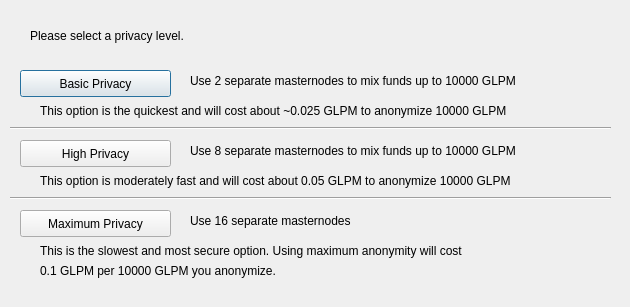
Qt form src/qt/forms/obfuscationconfig.ui (MCLXI/placeholder) before a commit.
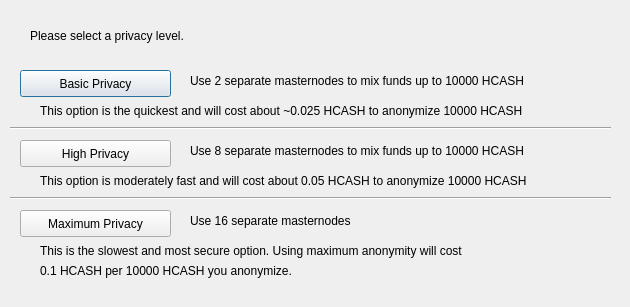
The same form after that commit.

```diff
--- a/src/qt/forms/obfuscationconfig.ui
+++ b/src/qt/forms/obfuscationconfig.ui
@@ -75,7 +75,7 @@
     </rect>
    </property>
    <property name="text">
-    <string>Use 2 separate masternodes to mix funds up to 10000 GLPM</string>
+    <string>Use 2 separate masternodes to mix funds up to 10000 HCASH</string>
    </property>
   </widget>
   <widget class="QLabel" name="label_3">
@@ -88,7 +88,7 @@
     </rect>
    </property>
    <property name="text">
-    <string>Use 8 separate masternodes to mix funds up to 10000 GLPM</string>
+    <string>Use 8 separate masternodes to mix funds up to 10000 HCASH</string>
    </property>
   </widget>
   <widget class="QLabel" name="label_4">
@@ -114,7 +114,7 @@
     </rect>
    </property>
    <property name="text">
-    <string>This option is the quickest and will cost about ~0.025 GLPM to anonymize 10000 GLPM</string>
+    <string>This option is the quickest and will cost about ~0.025 HCASH to anonymize 10000 HCASH</string>
    </property>
   </widget>
   <widget class="QLabel" name="label_7">
@@ -127,7 +127,7 @@
     </rect>
    </property>
    <property name="text">
-    <string>This option is moderately fast and will cost about 0.05 GLPM to anonymize 10000 GLPM</string>
+    <string>This option is moderately fast and will cost about 0.05 HCASH to anonymize 10000 HCASH</string>
    </property>
   </widget>
   <widget class="QLabel" name="label_8">
@@ -153,7 +153,7 @@
     </rect>
    </property>
    <property name="text">
-    <string>0.1 GLPM per 10000 GLPM you anonymize.</string>
+    <string>0.1 HCASH per 10000 HCASH you anonymize.</string>
    </property>
   </widget>
   <widget class="Line" name="line">
```
